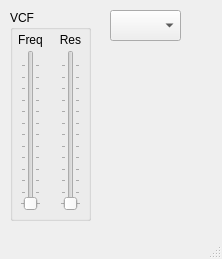
ifarup/junolab, file main.ui: the form before one commit.
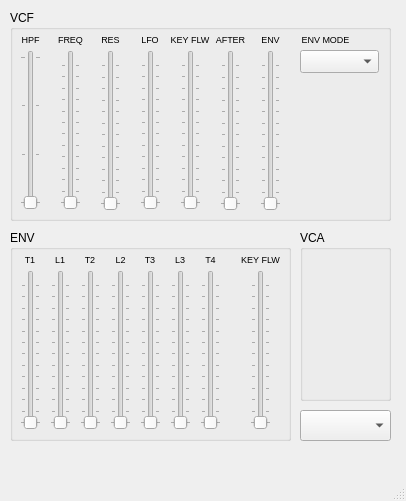
The form after the commit.

Commit message: vcf group done

Diff of the .ui file:
```diff
--- a/main.ui
+++ b/main.ui
@@ -6,25 +6,50 @@
    <rect>
     <x>0</x>
     <y>0</y>
-    <width>222</width>
-    <height>259</height>
+    <width>406</width>
+    <height>501</height>
    </rect>
   </property>
   <property name="windowTitle">
    <string>MainWindow</string>
   </property>
   <widget class="QWidget" name="centralwidget">
+   <widget class="QComboBox" name="midi_combo">
+    <property name="geometry">
+     <rect>
+      <x>300</x>
+      <y>410</y>
+      <width>91</width>
+      <height>31</height>
+     </rect>
+    </property>
+   </widget>
+   <widget class="QGroupBox" name="vca_groupBox">
+    <property name="geometry">
+     <rect>
+      <x>300</x>
+      <y>230</y>
+      <width>91</width>
+      <height>171</height>
+     </rect>
+    </property>
+    <property name="title">
+     <string>VCA</string>
+    </property>
+   </widget>
    <widget class="QGroupBox" name="vcf_groupBox">
     <property name="geometry">
      <rect>
       <x>10</x>
       <y>10</y>
-      <width>81</width>
+      <width>381</width>
       <height>211</height>
      </rect>
     </property>
     <property name="font">
      <font>
+      <weight>50</weight>
+      <bold>false</bold>
       <underline>false</underline>
      </font>
     </property>
@@ -34,10 +59,10 @@
     <widget class="QSlider" name="vcf_freq_slider">
      <property name="geometry">
       <rect>
-       <x>10</x>
+       <x>50</x>
        <y>40</y>
        <width>21</width>
-       <height>161</height>
+       <height>160</height>
       </rect>
      </property>
      <property name="maximum">
@@ -53,7 +78,7 @@
     <widget class="QLabel" name="vcf_freq_label">
      <property name="geometry">
       <rect>
-       <x>0</x>
+       <x>40</x>
        <y>20</y>
        <width>41</width>
        <height>20</height>
@@ -61,17 +86,18 @@
      </property>
      <property name="font">
       <font>
+       <pointsize>7</pointsize>
        <underline>false</underline>
       </font>
      </property>
      <property name="text">
-      <string>&lt;html&gt;&lt;head/&gt;&lt;body&gt;&lt;p align=&quot;center&quot;&gt;Freq&lt;/p&gt;&lt;/body&gt;&lt;/html&gt;</string>
+      <string>&lt;html&gt;&lt;head/&gt;&lt;body&gt;&lt;p align=&quot;center&quot;&gt;FREQ&lt;/p&gt;&lt;/body&gt;&lt;/html&gt;</string>
      </property>
     </widget>
     <widget class="QLabel" name="vcf_res_label">
      <property name="geometry">
       <rect>
-       <x>40</x>
+       <x>80</x>
        <y>20</y>
        <width>41</width>
        <height>20</height>
@@ -79,17 +105,18 @@
      </property>
      <property name="font">
       <font>
+       <pointsize>7</pointsize>
        <underline>false</underline>
       </font>
      </property>
      <property name="text">
-      <string>&lt;html&gt;&lt;head/&gt;&lt;body&gt;&lt;p align=&quot;center&quot;&gt;Res&lt;/p&gt;&lt;/body&gt;&lt;/html&gt;</string>
+      <string>&lt;html&gt;&lt;head/&gt;&lt;body&gt;&lt;p align=&quot;center&quot;&gt;RES&lt;/p&gt;&lt;/body&gt;&lt;/html&gt;</string>
      </property>
     </widget>
     <widget class="QSlider" name="vcf_res_slider">
      <property name="geometry">
       <rect>
-       <x>50</x>
+       <x>90</x>
        <y>40</y>
        <width>21</width>
        <height>161</height>
@@ -105,16 +132,542 @@
       <enum>QSlider::TicksBothSides</enum>
      </property>
     </widget>
+    <widget class="QSlider" name="vcf_env_slider">
+     <property name="geometry">
+      <rect>
+       <x>250</x>
+       <y>40</y>
+       <width>21</width>
+       <height>161</height>
+      </rect>
+     </property>
+     <property name="maximum">
+      <number>127</number>
+     </property>
+     <property name="orientation">
+      <enum>Qt::Vertical</enum>
+     </property>
+     <property name="tickPosition">
+      <enum>QSlider::TicksBothSides</enum>
+     </property>
+    </widget>
+    <widget class="QLabel" name="vcf_lfo_label">
+     <property name="geometry">
+      <rect>
+       <x>120</x>
+       <y>20</y>
+       <width>40</width>
+       <height>20</height>
+      </rect>
+     </property>
+     <property name="font">
+      <font>
+       <pointsize>7</pointsize>
+       <underline>false</underline>
+      </font>
+     </property>
+     <property name="text">
+      <string>&lt;html&gt;&lt;head/&gt;&lt;body&gt;&lt;p align=&quot;center&quot;&gt;LFO&lt;/p&gt;&lt;/body&gt;&lt;/html&gt;</string>
+     </property>
+    </widget>
+    <widget class="QSlider" name="vcf_lfo_slider">
+     <property name="geometry">
+      <rect>
+       <x>130</x>
+       <y>40</y>
+       <width>21</width>
+       <height>160</height>
+      </rect>
+     </property>
+     <property name="maximum">
+      <number>127</number>
+     </property>
+     <property name="orientation">
+      <enum>Qt::Vertical</enum>
+     </property>
+     <property name="tickPosition">
+      <enum>QSlider::TicksBothSides</enum>
+     </property>
+    </widget>
+    <widget class="QLabel" name="vcf_env_label">
+     <property name="geometry">
+      <rect>
+       <x>240</x>
+       <y>20</y>
+       <width>41</width>
+       <height>20</height>
+      </rect>
+     </property>
+     <property name="font">
+      <font>
+       <pointsize>7</pointsize>
+       <underline>false</underline>
+      </font>
+     </property>
+     <property name="text">
+      <string>&lt;html&gt;&lt;head/&gt;&lt;body&gt;&lt;p align=&quot;center&quot;&gt;ENV&lt;/p&gt;&lt;/body&gt;&lt;/html&gt;</string>
+     </property>
+    </widget>
+    <widget class="QLabel" name="vcf_key_flw_label">
+     <property name="geometry">
+      <rect>
+       <x>160</x>
+       <y>20</y>
+       <width>40</width>
+       <height>20</height>
+      </rect>
+     </property>
+     <property name="font">
+      <font>
+       <pointsize>7</pointsize>
+       <underline>false</underline>
+      </font>
+     </property>
+     <property name="text">
+      <string>&lt;html&gt;&lt;head/&gt;&lt;body&gt;&lt;p align=&quot;center&quot;&gt;KEY FLW&lt;/p&gt;&lt;/body&gt;&lt;/html&gt;</string>
+     </property>
+    </widget>
+    <widget class="QLabel" name="vcf_after_label">
+     <property name="geometry">
+      <rect>
+       <x>200</x>
+       <y>20</y>
+       <width>41</width>
+       <height>20</height>
+      </rect>
+     </property>
+     <property name="font">
+      <font>
+       <pointsize>7</pointsize>
+       <underline>false</underline>
+      </font>
+     </property>
+     <property name="text">
+      <string>&lt;html&gt;&lt;head/&gt;&lt;body&gt;&lt;p align=&quot;center&quot;&gt;AFTER&lt;/p&gt;&lt;/body&gt;&lt;/html&gt;</string>
+     </property>
+    </widget>
+    <widget class="QSlider" name="vcf_after_slider">
+     <property name="geometry">
+      <rect>
+       <x>210</x>
+       <y>40</y>
+       <width>21</width>
+       <height>161</height>
+      </rect>
+     </property>
+     <property name="maximum">
+      <number>127</number>
+     </property>
+     <property name="orientation">
+      <enum>Qt::Vertical</enum>
+     </property>
+     <property name="tickPosition">
+      <enum>QSlider::TicksBothSides</enum>
+     </property>
+    </widget>
+    <widget class="QSlider" name="vcf_key_flw_slider">
+     <property name="geometry">
+      <rect>
+       <x>170</x>
+       <y>40</y>
+       <width>21</width>
+       <height>160</height>
+      </rect>
+     </property>
+     <property name="maximum">
+      <number>127</number>
+     </property>
+     <property name="orientation">
+      <enum>Qt::Vertical</enum>
+     </property>
+     <property name="tickPosition">
+      <enum>QSlider::TicksBothSides</enum>
+     </property>
+    </widget>
+    <widget class="QComboBox" name="vcf_env_mode_combo">
+     <property name="geometry">
+      <rect>
+       <x>290</x>
+       <y>40</y>
+       <width>79</width>
+       <height>23</height>
+      </rect>
+     </property>
+    </widget>
+    <widget class="QLabel" name="vcf_env_mode_label">
+     <property name="geometry">
+      <rect>
+       <x>290</x>
+       <y>20</y>
+       <width>51</width>
+       <height>20</height>
+      </rect>
+     </property>
+     <property name="font">
+      <font>
+       <pointsize>7</pointsize>
+       <underline>false</underline>
+      </font>
+     </property>
+     <property name="text">
+      <string>&lt;html&gt;&lt;head/&gt;&lt;body&gt;&lt;p align=&quot;center&quot;&gt;ENV MODE&lt;/p&gt;&lt;/body&gt;&lt;/html&gt;</string>
+     </property>
+    </widget>
+    <widget class="QSlider" name="vcf_hpf_slider">
+     <property name="geometry">
+      <rect>
+       <x>10</x>
+       <y>40</y>
+       <width>21</width>
+       <height>160</height>
+      </rect>
+     </property>
+     <property name="maximum">
+      <number>3</number>
+     </property>
+     <property name="orientation">
+      <enum>Qt::Vertical</enum>
+     </property>
+     <property name="tickPosition">
+      <enum>QSlider::TicksBothSides</enum>
+     </property>
+    </widget>
+    <widget class="QLabel" name="vcf_hpf_label">
+     <property name="geometry">
+      <rect>
+       <x>0</x>
+       <y>20</y>
+       <width>41</width>
+       <height>20</height>
+      </rect>
+     </property>
+     <property name="font">
+      <font>
+       <pointsize>7</pointsize>
+       <underline>false</underline>
+      </font>
+     </property>
+     <property name="text">
+      <string>&lt;html&gt;&lt;head/&gt;&lt;body&gt;&lt;p align=&quot;center&quot;&gt;HPF&lt;/p&gt;&lt;/body&gt;&lt;/html&gt;</string>
+     </property>
+    </widget>
    </widget>
-   <widget class="QComboBox" name="midi_combo">
+   <widget class="QGroupBox" name="evn_groupBox">
     <property name="geometry">
      <rect>
-      <x>110</x>
-      <y>10</y>
-      <width>71</width>
-      <height>31</height>
+      <x>10</x>
+      <y>230</y>
+      <width>281</width>
+      <height>211</height>
      </rect>
     </property>
+    <property name="title">
+     <string>ENV</string>
+    </property>
+    <widget class="QLabel" name="env_t1_label">
+     <property name="geometry">
+      <rect>
+       <x>0</x>
+       <y>20</y>
+       <width>40</width>
+       <height>20</height>
+      </rect>
+     </property>
+     <property name="font">
+      <font>
+       <pointsize>7</pointsize>
+       <underline>false</underline>
+      </font>
+     </property>
+     <property name="text">
+      <string>&lt;html&gt;&lt;head/&gt;&lt;body&gt;&lt;p align=&quot;center&quot;&gt;T1&lt;/p&gt;&lt;/body&gt;&lt;/html&gt;</string>
+     </property>
+    </widget>
+    <widget class="QSlider" name="env_t1_slider">
+     <property name="geometry">
+      <rect>
+       <x>10</x>
+       <y>40</y>
+       <width>21</width>
+       <height>160</height>
+      </rect>
+     </property>
+     <property name="maximum">
+      <number>127</number>
+     </property>
+     <property name="orientation">
+      <enum>Qt::Vertical</enum>
+     </property>
+     <property name="tickPosition">
+      <enum>QSlider::TicksBothSides</enum>
+     </property>
+    </widget>
+    <widget class="QLabel" name="env_l1_label">
+     <property name="geometry">
+      <rect>
+       <x>30</x>
+       <y>20</y>
+       <width>40</width>
+       <height>20</height>
+      </rect>
+     </property>
+     <property name="font">
+      <font>
+       <pointsize>7</pointsize>
+       <underline>false</underline>
+      </font>
+     </property>
+     <property name="text">
+      <string>&lt;html&gt;&lt;head/&gt;&lt;body&gt;&lt;p align=&quot;center&quot;&gt;L1&lt;/p&gt;&lt;/body&gt;&lt;/html&gt;</string>
+     </property>
+    </widget>
+    <widget class="QSlider" name="env_l1_slider">
+     <property name="geometry">
+      <rect>
+       <x>40</x>
+       <y>40</y>
+       <width>21</width>
+       <height>160</height>
+      </rect>
+     </property>
+     <property name="maximum">
+      <number>127</number>
+     </property>
+     <property name="orientation">
+      <enum>Qt::Vertical</enum>
+     </property>
+     <property name="tickPosition">
+      <enum>QSlider::TicksBothSides</enum>
+     </property>
+    </widget>
+    <widget class="QLabel" name="env_t2_label">
+     <property name="geometry">
+      <rect>
+       <x>60</x>
+       <y>20</y>
+       <width>40</width>
+       <height>20</height>
+      </rect>
+     </property>
+     <property name="font">
+      <font>
+       <pointsize>7</pointsize>
+       <underline>false</underline>
+      </font>
+     </property>
+     <property name="text">
+      <string>&lt;html&gt;&lt;head/&gt;&lt;body&gt;&lt;p align=&quot;center&quot;&gt;T2&lt;/p&gt;&lt;/body&gt;&lt;/html&gt;</string>
+     </property>
+    </widget>
+    <widget class="QSlider" name="env_t2_slider">
+     <property name="geometry">
+      <rect>
+       <x>70</x>
+       <y>40</y>
+       <width>21</width>
+       <height>160</height>
+      </rect>
+     </property>
+     <property name="maximum">
+      <number>127</number>
+     </property>
+     <property name="orientation">
+      <enum>Qt::Vertical</enum>
+     </property>
+     <property name="tickPosition">
+      <enum>QSlider::TicksBothSides</enum>
+     </property>
+    </widget>
+    <widget class="QLabel" name="env_l2_label">
+     <property name="geometry">
+      <rect>
+       <x>90</x>
+       <y>20</y>
+       <width>41</width>
+       <height>20</height>
+      </rect>
+     </property>
+     <property name="font">
+      <font>
+       <pointsize>7</pointsize>
+       <underline>false</underline>
+      </font>
+     </property>
+     <property name="text">
+      <string>&lt;html&gt;&lt;head/&gt;&lt;body&gt;&lt;p align=&quot;center&quot;&gt;L2&lt;/p&gt;&lt;/body&gt;&lt;/html&gt;</string>
+     </property>
+    </widget>
+    <widget class="QSlider" name="env_l2_slider">
+     <property name="geometry">
+      <rect>
+       <x>100</x>
+       <y>40</y>
+       <width>21</width>
+       <height>160</height>
+      </rect>
+     </property>
+     <property name="maximum">
+      <number>127</number>
+     </property>
+     <property name="orientation">
+      <enum>Qt::Vertical</enum>
+     </property>
+     <property name="tickPosition">
+      <enum>QSlider::TicksBothSides</enum>
+     </property>
+    </widget>
+    <widget class="QLabel" name="env_t4_label">
+     <property name="geometry">
+      <rect>
+       <x>180</x>
+       <y>20</y>
+       <width>41</width>
+       <height>20</height>
+      </rect>
+     </property>
+     <property name="font">
+      <font>
+       <pointsize>7</pointsize>
+       <underline>false</underline>
+      </font>
+     </property>
+     <property name="text">
+      <string>&lt;html&gt;&lt;head/&gt;&lt;body&gt;&lt;p align=&quot;center&quot;&gt;T4&lt;/p&gt;&lt;/body&gt;&lt;/html&gt;</string>
+     </property>
+    </widget>
+    <widget class="QLabel" name="env_l3_label">
+     <property name="geometry">
+      <rect>
+       <x>150</x>
+       <y>20</y>
+       <width>40</width>
+       <height>20</height>
+      </rect>
+     </property>
+     <property name="font">
+      <font>
+       <pointsize>7</pointsize>
+       <underline>false</underline>
+      </font>
+     </property>
+     <property name="text">
+      <string>&lt;html&gt;&lt;head/&gt;&lt;body&gt;&lt;p align=&quot;center&quot;&gt;L3&lt;/p&gt;&lt;/body&gt;&lt;/html&gt;</string>
+     </property>
+    </widget>
+    <widget class="QSlider" name="env_t4_slider">
+     <property name="geometry">
+      <rect>
+       <x>190</x>
+       <y>40</y>
+       <width>21</width>
+       <height>160</height>
+      </rect>
+     </property>
+     <property name="maximum">
+      <number>127</number>
+     </property>
+     <property name="orientation">
+      <enum>Qt::Vertical</enum>
+     </property>
+     <property name="tickPosition">
+      <enum>QSlider::TicksBothSides</enum>
+     </property>
+    </widget>
+    <widget class="QLabel" name="env_t3_label">
+     <property name="geometry">
+      <rect>
+       <x>120</x>
+       <y>20</y>
+       <width>40</width>
+       <height>20</height>
+      </rect>
+     </property>
+     <property name="font">
+      <font>
+       <pointsize>7</pointsize>
+       <underline>false</underline>
+      </font>
+     </property>
+     <property name="text">
+      <string>&lt;html&gt;&lt;head/&gt;&lt;body&gt;&lt;p align=&quot;center&quot;&gt;T3&lt;/p&gt;&lt;/body&gt;&lt;/html&gt;</string>
+     </property>
+    </widget>
+    <widget class="QSlider" name="env_l3_slider">
+     <property name="geometry">
+      <rect>
+       <x>160</x>
+       <y>40</y>
+       <width>21</width>
+       <height>160</height>
+      </rect>
+     </property>
+     <property name="maximum">
+      <number>127</number>
+     </property>
+     <property name="orientation">
+      <enum>Qt::Vertical</enum>
+     </property>
+     <property name="tickPosition">
+      <enum>QSlider::TicksBothSides</enum>
+     </property>
+    </widget>
+    <widget class="QSlider" name="env_t3_slider">
+     <property name="geometry">
+      <rect>
+       <x>130</x>
+       <y>40</y>
+       <width>21</width>
+       <height>160</height>
+      </rect>
+     </property>
+     <property name="maximum">
+      <number>127</number>
+     </property>
+     <property name="orientation">
+      <enum>Qt::Vertical</enum>
+     </property>
+     <property name="tickPosition">
+      <enum>QSlider::TicksBothSides</enum>
+     </property>
+    </widget>
+    <widget class="QSlider" name="env_key_flw_slider">
+     <property name="geometry">
+      <rect>
+       <x>240</x>
+       <y>40</y>
+       <width>21</width>
+       <height>160</height>
+      </rect>
+     </property>
+     <property name="maximum">
+      <number>127</number>
+     </property>
+     <property name="orientation">
+      <enum>Qt::Vertical</enum>
+     </property>
+     <property name="tickPosition">
+      <enum>QSlider::TicksBothSides</enum>
+     </property>
+    </widget>
+    <widget class="QLabel" name="env_key_flw_label">
+     <property name="geometry">
+      <rect>
+       <x>230</x>
+       <y>20</y>
+       <width>41</width>
+       <height>20</height>
+      </rect>
+     </property>
+     <property name="font">
+      <font>
+       <pointsize>7</pointsize>
+       <underline>false</underline>
+      </font>
+     </property>
+     <property name="text">
+      <string>&lt;html&gt;&lt;head/&gt;&lt;body&gt;&lt;p align=&quot;center&quot;&gt;KEY FLW&lt;/p&gt;&lt;/body&gt;&lt;/html&gt;</string>
+     </property>
+    </widget>
    </widget>
   </widget>
   <widget class="QMenuBar" name="menubar">
```
Left out of the diff: 2 changed lines with no effect on the pictures. The commit also changes 1 other file.
